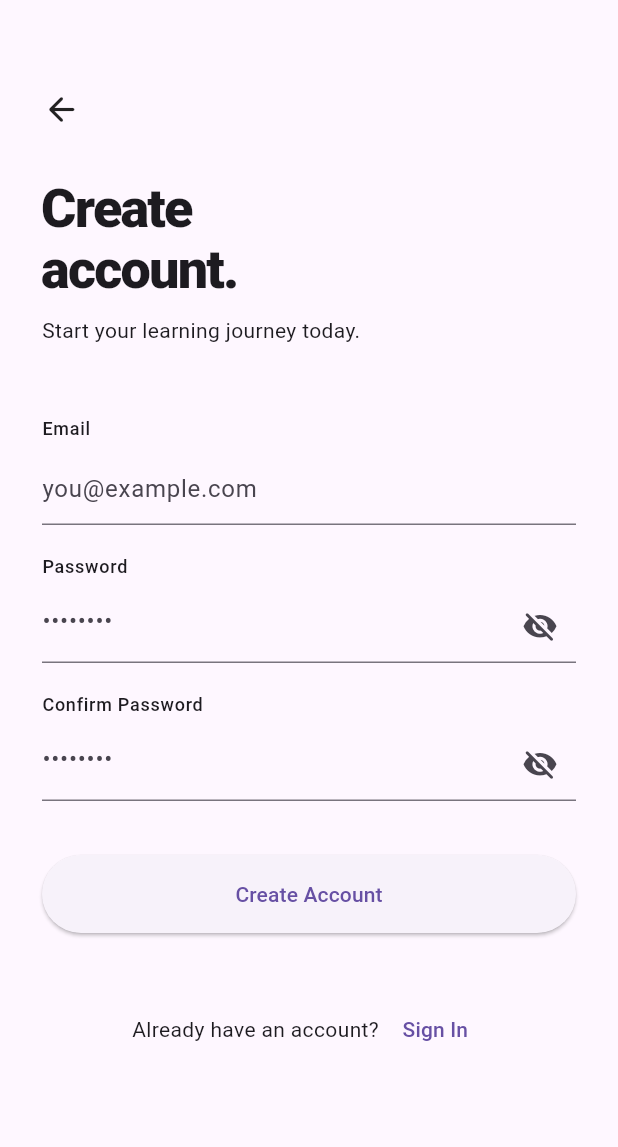
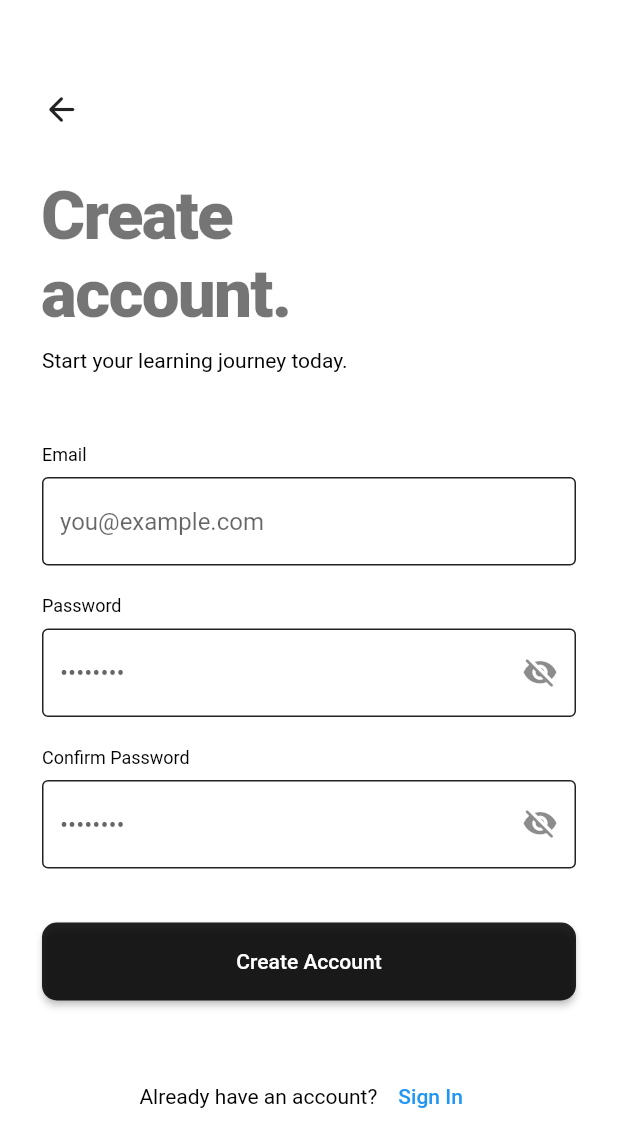
Before and after one commit to hellotasir/flutter-education-app, a Flutter app: the screen it shows after launch, after a tap on "Sign Up", on a phone screen of 412 x 824 dp. Shown: the top 1147 px of the screen. Run offline on Flutter 3.47's test engine with Material 3 defaults, Android fonts, the phone set to English and light mode, and no system bars; our stand-ins replace connectivity_plus, flutter_dotenv, supabase_flutter; accounts and stored records are empty.

Commit message:
theme setup

```diff
--- a/lib/main.dart
+++ b/lib/main.dart
@@ -1,7 +1,9 @@
 import 'package:flutter/material.dart';
+import 'package:flutter_education_app/model/constants/app_details.dart';
 import 'package:flutter_education_app/ui/screens/splash_screen.dart';
 import 'package:supabase_flutter/supabase_flutter.dart';
 import 'package:flutter_dotenv/flutter_dotenv.dart';
+import 'package:flutter_education_app/ui/theme/app_theme.dart';
 
 Future<void> main() async {
   WidgetsFlutterBinding.ensureInitialized();
@@ -20,7 +22,11 @@
 
   @override
   Widget build(BuildContext context) {
-    return const MaterialApp(
+    return MaterialApp(
+      title: appName,
+      darkTheme: AppTheme.darkTheme,
+      theme: AppTheme.lightTheme,
+      themeMode: ThemeMode.system,
       debugShowCheckedModeBanner: false,
       home: SplashScreen(),
     );
--- a/lib/ui/screens/splash_screen.dart
+++ b/lib/ui/screens/splash_screen.dart
@@ -1,5 +1,4 @@
 import 'package:flutter/material.dart';
-import 'package:flutter_education_app/model/constants/app_details.dart';
 import 'package:flutter_education_app/ui/screens/user/auth/auth_screen.dart';
 import 'package:flutter_education_app/routers/app_navigator.dart';
 
@@ -27,14 +26,14 @@
 
   @override
   Widget build(BuildContext context) {
+    final isDark = Theme.of(context).brightness == Brightness.dark;
     return Scaffold(
       body: Center(
-        child: Text(
-          appName,
-          style: TextStyle(
-            fontSize: MediaQuery.of(context).size.width * 0.20,
-            fontWeight: FontWeight.bold,
-          ),
+        child: Image.asset(
+          isDark == ThemeMode.light
+              ? 'assets/edumap-transparent-icon.png'
+              : 'assets/edumap-black-transparent-icon.png',
+          height: 200,
         ),
       ),
     );
--- a/lib/ui/theme/app_colors.dart
+++ b/lib/ui/theme/app_colors.dart
@@ -2,10 +2,10 @@
 
 class AppColors {
   static const white = Colors.white;
-  static const black = Colors.black;
+  static const black = Colors.black87;
 
   static const lightBackground = Colors.white;
-  static const darkBackground = Colors.black;
+  static const darkBackground = Colors.black87;
 
   static const lightSurface = Colors.white;
   static const darkSurface = Color(0xFF121212);
--- a/lib/ui/theme/app_theme.dart
+++ b/lib/ui/theme/app_theme.dart
@@ -6,7 +6,7 @@
 
 class AppTheme {
   static ThemeData lightTheme = ThemeData(
-    useMaterial3: true,
+    useMaterial3: false,
     brightness: Brightness.light,
     scaffoldBackgroundColor: AppColors.lightBackground,
     textTheme: AppTextTheme.lightTextTheme,
@@ -19,7 +19,7 @@
   );
 
   static ThemeData darkTheme = ThemeData(
-    useMaterial3: true,
+    useMaterial3: false,
     brightness: Brightness.dark,
     scaffoldBackgroundColor: AppColors.darkBackground,
     textTheme: AppTextTheme.darkTextTheme,
--- a/pubspec.yaml
+++ b/pubspec.yaml
@@ -28,8 +28,12 @@
   flutter_lints: ^6.0.0
 
 flutter:
-  uses-material-design: true
+  uses-material-design: false
   assets:
     - .env.local
     - .env.development
     - .env.production
+    - assets/edumap-icon.png
+    - assets/edumap-black-icon.png
+    - assets/edumap-transparent-icon.png
+    - assets/edumap-black-transparent-icon.png
```
Also changed, not shown: assets/edumap-black-icon.png (added), assets/edumap-black-transparent-icon.png (added), assets/edumap-icon.png (added), assets/edumap-transparent-icon.png (added), 6 other files.
